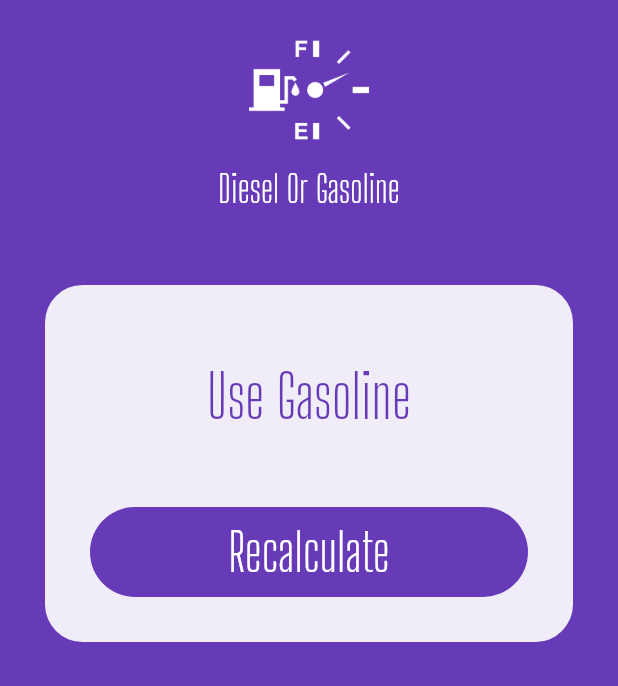
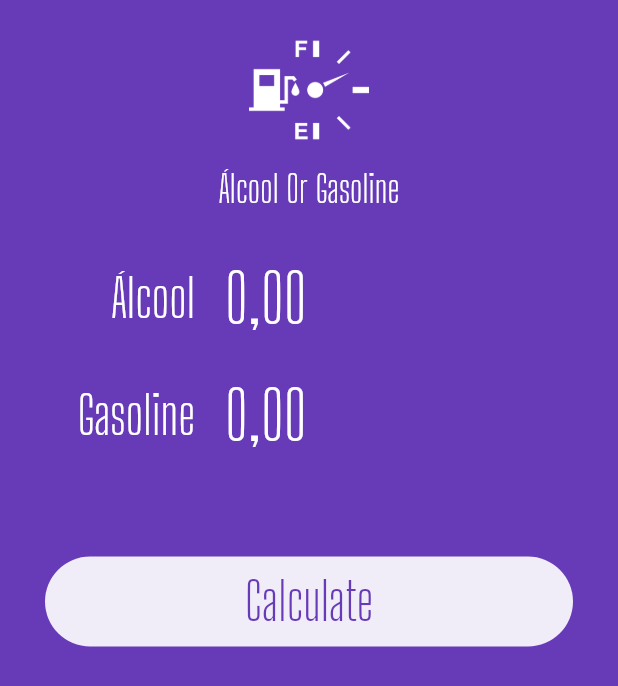
Before and after one commit to wendellarnald/flutter-fuel, a Flutter app: the screen it shows after launch, after a tap on "Calculate", after a tap on "Recalculate", on a phone screen of 412 x 824 dp. Shown: the top 686 px of the screen. Run offline on Flutter 3.47's test engine with Material 2 defaults, Android fonts, the phone set to English and light mode, and no system bars; our stand-ins replace flutter_masked_text.

```diff
--- a/lib/pages/home.page.dart
+++ b/lib/pages/home.page.dart
@@ -10,11 +10,11 @@ class HomePage extends StatefulWidget {
 }
 
 class _HomePageState extends State<HomePage> {
-  var _dieselController = new MoneyMaskedTextController();
+  var _alcoolController = new MoneyMaskedTextController();
   var _gasolineController = new MoneyMaskedTextController();
   var _busy = false;
   var _completed = false;
-  var _resultText = "Use diesel";
+  var _resultText = "Use Álcool";
 
   @override
   Widget build(BuildContext context) {
@@ -26,10 +26,10 @@ class _HomePageState extends State<HomePage> {
           _completed
               ? Success(
                   result: _resultText,
-                  reset: () {},
+                  reset: reset,
                 )
               : SubmitForm(
-                  dieselController: _dieselController,
+                  alcoolController: _alcoolController,
                   gasolineController: _gasolineController,
                   busy: _busy,
                   submitFunc: calculate,
@@ -40,26 +40,39 @@ class _HomePageState extends State<HomePage> {
   }
 
   Future calculate() {
-    double diesel = double.parse(
-            _dieselController.text.replaceAll(new RegExp(r'[,.]'), '')) /
+    double alcool = double.parse(
+            _alcoolController.text.replaceAll(new RegExp(r'[,.]'), '')) /
         100;
     double gasoline = double.parse(
             _gasolineController.text.replaceAll(new RegExp(r'[,.]'), '')) /
         100;
-    double res = diesel / gasoline;
+    double res = alcool / gasoline;
 
     setState(() {
       _completed = false;
       _busy = true;
     });
 
-    if (res >= 0.7) {
-      _resultText = "Use Diesel";
-    } else {
-      _resultText = "Use Gasoline";
-    }
+    return new Future.delayed(const Duration(seconds: 1), () {
+      setState(() {
+        if (res >= 0.7) {
+          _resultText = "Use Gasoline";
+        } else {
+          _resultText = "Use Álcool";
+        }
 
-    _completed = true;
-    _busy = false;
+        _completed = true;
+        _busy = false;
+      });
+    });
+  }
+
+  reset() {
+    setState(() {
+      _alcoolController = new MoneyMaskedTextController();
+      _gasolineController = new MoneyMaskedTextController();
+      _busy = false;
+      _completed = false;
+    });
   }
 }
--- a/lib/widgets/logo.widget.dart
+++ b/lib/widgets/logo.widget.dart
@@ -16,7 +16,7 @@ class Logo extends StatelessWidget {
           height: 10,
         ),
         Text(
-          "Diesel Or Gasoline",
+          "Álcool Or Gasoline",
           style: TextStyle(
             color: Colors.white,
             fontSize: 25,
--- a/lib/widgets/submit-form.dart
+++ b/lib/widgets/submit-form.dart
@@ -5,13 +5,13 @@ import 'package:fuel/widgets/input.widget.dart';
 import 'loading-button.widget.dart';
 
 class SubmitForm extends StatelessWidget {
-  var dieselController = new MoneyMaskedTextController();
+  var alcoolController = new MoneyMaskedTextController();
   var gasolineController = new MoneyMaskedTextController();
   var busy;
   Function submitFunc;
 
   SubmitForm({
-    @required this.dieselController,
+    @required this.alcoolController,
     @required this.gasolineController,
     @required this.busy,
     @required this.submitFunc,
@@ -27,8 +27,8 @@ class SubmitForm extends StatelessWidget {
             right: 30,
           ),
           child: Input(
-            label: "Diesel",
-            ctrl: dieselController,
+            label: "Álcool",
+            ctrl: alcoolController,
           ),
         ),
         Padding(
```
